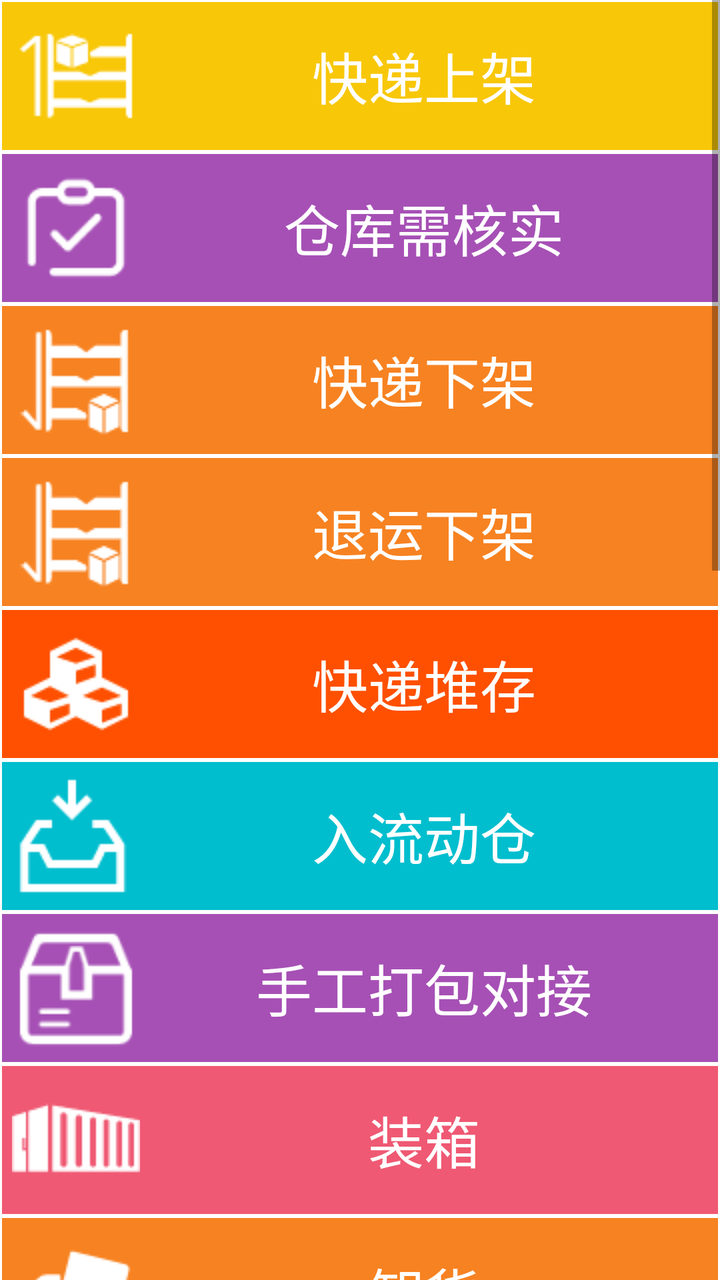
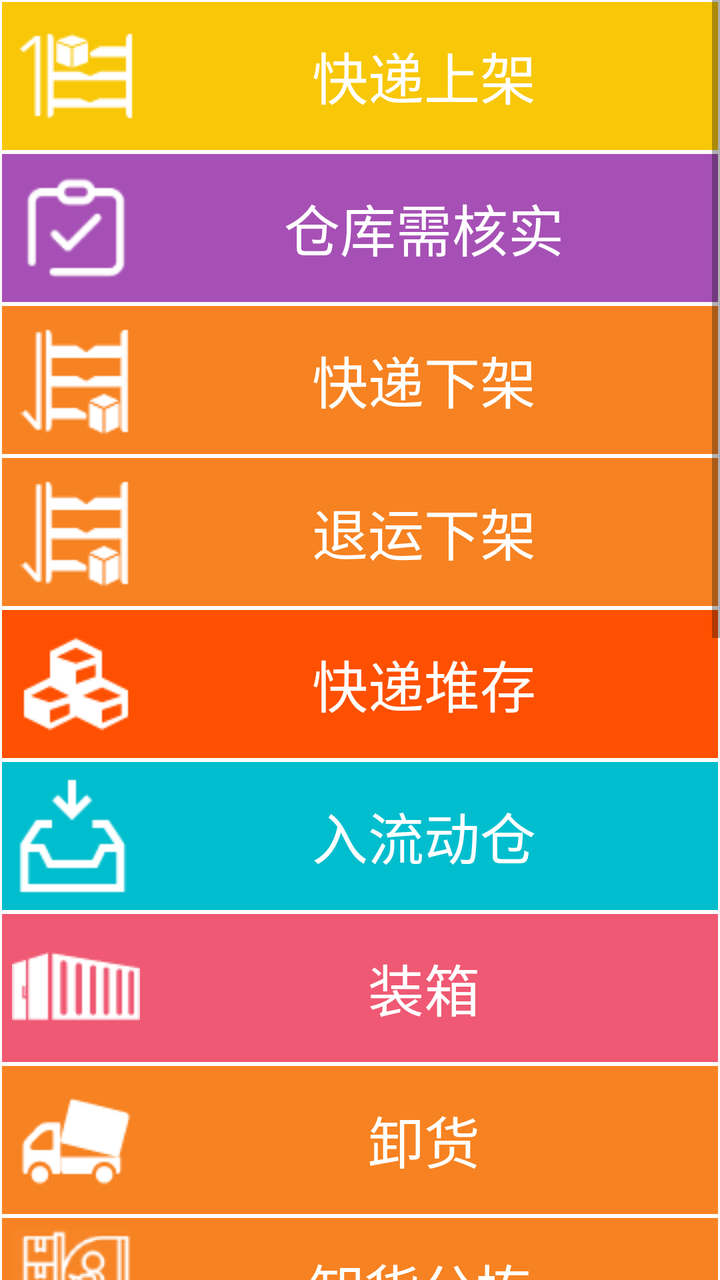

Before-and-after screenshots of an Android layout around one commit, followed by the original layout XML and the change that was made.
<!-- AndroidManifest.xml: application theme AppTheme -->
<!-- res/layout/activity_main.xml -->
<?xml version="1.0" encoding="utf-8"?>
<ScrollView xmlns:android="http://schemas.android.com/apk/res/android"
    xmlns:app="http://schemas.android.com/apk/res-auto"
    xmlns:tools="http://schemas.android.com/tools"
    android:layout_width="match_parent"
    android:layout_height="match_parent"
    tools:context=".ui.MainActivity">

    <LinearLayout
        android:layout_width="match_parent"
        android:layout_height="wrap_content"
        android:background="@android:color/white"
        android:gravity="center_horizontal"
        android:orientation="vertical">

        <Button
            android:id="@+id/btnTest"
            android:layout_width="wrap_content"
            android:layout_height="wrap_content"
            android:text="测试"
            android:visibility="gone" />

        <TextView
            android:id="@+id/tvExpressOnShelf"
            android:layout_width="fill_parent"
            android:layout_height="wrap_content"
            android:layout_margin="1dp"
            android:background="#fff8c708"
            android:drawableStart="@drawable/on_shelf"
            android:gravity="center_vertical|center_horizontal"
            android:padding="5dp"
            android:text="快递上架"
            android:textColor="#ffffffff"
            android:textSize="28.0sp"
            android:visibility="visible" />

        <TextView
            android:id="@+id/tvExpressWarehouseCheck"
            android:layout_width="fill_parent"
            android:layout_height="wrap_content"
            android:layout_margin="1dp"
            android:background="#ffa650b5"
            android:drawableStart="@drawable/express_warehouse_check"
            android:gravity="center_vertical|center_horizontal"
            android:padding="5dp"
            android:text="仓库需核实"
            android:textColor="#ffffffff"
            android:textSize="28.0sp"
            android:visibility="visible" />

        <TextView
            android:id="@+id/tvExpressOffShelf"
            android:layout_width="fill_parent"
            android:layout_height="wrap_content"
            android:layout_margin="1dp"
            android:background="#fff78221"
            android:drawableStart="@drawable/off_shelf"
            android:gravity="center_vertical|center_horizontal"
            android:padding="5dp"
            android:text="快递下架"
            android:textColor="#ffffffff"
            android:textSize="28.0sp"
            android:visibility="visible" />

        <TextView
            android:id="@+id/tvExpressReturnOffShelf"
            android:layout_width="fill_parent"
            android:layout_height="wrap_content"
            android:layout_margin="1dp"
            android:background="#fff78221"
            android:drawableStart="@drawable/off_shelf"
            android:gravity="center_vertical|center_horizontal"
            android:padding="5dp"
            android:text="退运下架"
            android:textColor="#ffffffff"
            android:textSize="28.0sp"
            android:visibility="visible" />

        <TextView
            android:id="@+id/tvExpressDump"
            android:layout_width="fill_parent"
            android:layout_height="wrap_content"
            android:layout_margin="1dp"
            android:background="#fffe5000"
            android:drawableStart="@drawable/express_dump"
            android:gravity="center_vertical|center_horizontal"
            android:padding="5dp"
            android:text="快递堆存"
            android:textColor="#ffffffff"
            android:textSize="28.0sp"
            android:visibility="visible" />

        <TextView
            android:id="@+id/tvExpressPacking"
            android:layout_width="fill_parent"
            android:layout_height="wrap_content"
            android:layout_margin="1dp"
            android:background="#ff00bece"
            android:drawableStart="@drawable/packing"
            android:gravity="center_vertical|center_horizontal"
            android:padding="5dp"
            android:text="入流动仓"
            android:textColor="#ffffffff"
            android:textSize="28.0sp"
            android:visibility="visible" />

        <TextView
            android:id="@+id/tvPackBoxLabelTlaPrint"
            android:layout_width="fill_parent"
            android:layout_height="wrap_content"
            android:layout_margin="1dp"
            android:background="#ffa650b5"
            android:drawableStart="@drawable/pack"
            android:gravity="center_vertical|center_horizontal"
            android:padding="5dp"
            android:text="手工打包对接"
            android:textColor="#ffffffff"
            android:textSize="28.0sp"
            android:visibility="visible" />

        <TextView
            android:id="@+id/tvLoad"
            android:layout_width="fill_parent"
            android:layout_height="wrap_content"
            android:layout_margin="1dp"
            android:background="#ffef5973"
            android:drawableStart="@drawable/packbox_load"
            android:gravity="center_vertical|center_horizontal"
            android:padding="5dp"
            android:text="装箱"
            android:textColor="#ffffffff"
            android:textSize="28.0sp"
            android:visibility="visible" />

        <TextView
            android:id="@+id/tvUnload"
            android:layout_width="fill_parent"
            android:layout_height="wrap_content"
            android:layout_margin="1dp"
            android:background="#fff78221"
            android:drawableStart="@drawable/packbox_unload"
            android:gravity="center_vertical|center_horizontal"
            android:padding="5dp"
            android:text="卸货"
            android:textColor="#ffffffff"
            android:textSize="28.0sp"
            android:visibility="visible" />

        <TextView
            android:id="@+id/tvUnloadSort"
            android:layout_width="fill_parent"
            android:layout_height="wrap_content"
            android:layout_margin="1dp"
            android:background="#fff78221"
            android:drawableStart="@drawable/unload"
            android:gravity="center_vertical|center_horizontal"
            android:padding="5dp"
            android:text="卸货分拣"
            android:textColor="#ffffffff"
            android:textSize="28.0sp"
            android:visibility="visible" />

        <TextView
            android:id="@+id/tvPackBoxDetail"
            android:layout_width="fill_parent"
            android:layout_height="wrap_content"
            android:layout_margin="1dp"
            android:background="#ff00bece"
            android:drawableStart="@drawable/packbox_query"
            android:gravity="center_vertical|center_horizontal"
            android:padding="5dp"
            android:text="箱号信息查询"
            android:textColor="#ffffffff"
            android:textSize="28.0sp"
            android:visibility="visible" />

        <TextView
            android:id="@+id/tvPackBoxStockPlace"
            android:layout_width="fill_parent"
            android:layout_height="wrap_content"
            android:layout_margin="1dp"
            android:background="#ff00bece"
            android:drawableStart="@drawable/packbox_storage_loc_query"
            android:gravity="center_vertical|center_horizontal"
            android:padding="5dp"
            android:text="箱号仓位查询"
            android:textColor="#ffffffff"
            android:textSize="28.0sp"
            android:visibility="visible" />

        <TextView
            android:id="@+id/tvCustomerPackBoxStockPlace"
            android:layout_width="fill_parent"
            android:layout_height="wrap_content"
            android:layout_margin="1dp"
            android:background="#ff00bece"
            android:drawableStart="@drawable/checkin"
            android:gravity="center_vertical|center_horizontal"
            android:padding="5dp"
            android:text="会员箱号仓位查询"
            android:textColor="#ffffffff"
            android:textSize="28.0sp"
            android:visibility="visible" />

        <TextView
            android:id="@+id/tvOrderPayDetail"
            android:layout_width="fill_parent"
            android:layout_height="wrap_content"
            android:layout_margin="1dp"
            android:background="#ff00bece"
            android:drawableStart="@drawable/arrears_query"
            android:gravity="center_vertical|center_horizontal"
            android:padding="5dp"
            android:text="欠费查询"
            android:textColor="#ffffffff"
            android:textSize="28.0sp"
            android:visibility="visible" />

        <TextView
            android:id="@+id/tvStockCheck"
            android:layout_width="fill_parent"
            android:layout_height="wrap_content"
            android:layout_margin="1dp"
            android:background="#ffa650b5"
            android:drawableStart="@drawable/stock_check"
            android:gravity="center_vertical|center_horizontal"
            android:padding="5dp"
            android:text="盘点"
            android:textColor="#ffffffff"
            android:textSize="28.0sp"
            android:visibility="visible" />

        <TextView
            android:id="@+id/tvStockMove"
            android:layout_width="fill_parent"
            android:layout_height="wrap_content"
            android:layout_margin="1dp"
            android:background="#ffa650b5"
            android:drawableStart="@drawable/stock_move"
            android:gravity="center_vertical|center_horizontal"
            android:padding="5dp"
            android:text="托盘移动"
            android:textColor="#ffffffff"
            android:textSize="28.0sp"
            android:visibility="visible" />

        <TextView
            android:id="@+id/tvExpressPackageQuery"
            android:layout_width="fill_parent"
            android:layout_height="wrap_content"
            android:layout_margin="1dp"
            android:background="#fff8c708"
            android:drawableStart="@drawable/express_package"
            android:gravity="center_vertical|center_horizontal"
            android:padding="5dp"
            android:text="快递单号查询"
            android:textColor="#ffffffff"
            android:textSize="28.0sp"
            android:visibility="visible" />

        <TextView
            android:id="@+id/tvOrderPhoto"
            android:layout_width="fill_parent"
            android:layout_height="wrap_content"
            android:layout_margin="1dp"
            android:background="#ffa650b5"
            android:drawableStart="@drawable/order_photo"
            android:gravity="center_vertical|center_horizontal"
            android:padding="5dp"
            android:text="订单图片"
            android:textColor="#ffffffff"
            android:textSize="28.0sp"
            android:visibility="visible" />

        <TextView
            android:id="@+id/tvPackBoxLabelPrint"
            android:layout_width="fill_parent"
            android:layout_height="wrap_content"
            android:layout_margin="1dp"
            android:background="#fff8c708"
            android:drawableStart="@drawable/label_print"
            android:gravity="center_vertical|center_horizontal"
            android:padding="5dp"
            android:text="箱号标签打印"
            android:textColor="#ffffffff"
            android:textSize="28.0sp"
            android:visibility="visible" />

        <TextView
            android:id="@+id/tvSoftUpdate"
            android:layout_width="fill_parent"
            android:layout_height="wrap_content"
            android:layout_margin="1dp"
            android:background="#ff00bece"
            android:drawableStart="@drawable/soft_update"
            android:gravity="center_vertical|center_horizontal"
            android:padding="5dp"
            android:text="APP软件更新"
            android:textColor="#ffffffff"
            android:textSize="28.0sp"
            android:visibility="gone" />

        <Button
            android:id="@+id/btnPdaScanTest"
            android:layout_width="wrap_content"
            android:layout_height="wrap_content"
            android:text="PDA扫描DEMO"
            android:visibility="gone" />

    </LinearLayout>
</ScrollView>
<!-- resources referenced by this layout -->
<resources>
  <!-- drawable arrears_query: png bitmap (drawable, 1493 bytes) -->
  <!-- drawable checkin: png bitmap (drawable, 2058 bytes) -->
  <!-- drawable express_dump: png bitmap (drawable, 1000 bytes) -->
  <!-- drawable express_package: png bitmap (drawable, 921 bytes) -->
  <!-- drawable express_warehouse_check: png bitmap (drawable, 2489 bytes) -->
  <!-- drawable label_print: png bitmap (drawable, 913 bytes) -->
  <!-- drawable off_shelf: png bitmap (drawable, 2404 bytes) -->
  <!-- drawable on_shelf: png bitmap (drawable, 961 bytes) -->
  <!-- drawable order_photo: png bitmap (drawable, 1025 bytes) -->
  <!-- drawable pack: png bitmap (drawable, 2674 bytes) -->
  <!-- drawable packbox_load: png bitmap (drawable, 741 bytes) -->
  <!-- drawable packbox_query: png bitmap (drawable, 1584 bytes) -->
  <!-- drawable packbox_storage_loc_query: png bitmap (drawable, 792 bytes) -->
  <!-- drawable packbox_unload: png bitmap (drawable, 1173 bytes) -->
  <!-- drawable packing: png bitmap (drawable, 818 bytes) -->
  <!-- drawable soft_update: png bitmap (drawable, 8150 bytes) -->
  <!-- drawable stock_check: png bitmap (drawable, 741 bytes) -->
  <!-- drawable stock_move: png bitmap (drawable, 592 bytes) -->
  <!-- drawable unload: png bitmap (drawable, 4894 bytes) -->
  <style name="AppTheme" parent="Theme.AppCompat.Light.DarkActionBar">
          
          <item name="colorPrimary">@color/colorPrimary</item>
          <item name="colorPrimaryDark">@color/colorPrimaryDark</item>
          <item name="colorAccent">@color/colorAccent</item>
      </style>
  <color name="colorPrimary">#2c9af2</color>
  <color name="colorPrimaryDark">#2c9af2</color>
  <color name="colorAccent">#2c9af2</color>
</resources>

<!-- the commit's change to res/layout/activity_main.xml (unified diff, before → after) -->
@@ -105,20 +105,6 @@
             android:visibility="visible" />
 
         <TextView
-            android:id="@+id/tvPackBoxLabelTlaPrint"
-            android:layout_width="fill_parent"
-            android:layout_height="wrap_content"
-            android:layout_margin="1dp"
-            android:background="#ffa650b5"
-            android:drawableStart="@drawable/pack"
-            android:gravity="center_vertical|center_horizontal"
-            android:padding="5dp"
-            android:text="手工打包对接"
-            android:textColor="#ffffffff"
-            android:textSize="28.0sp"
-            android:visibility="visible" />
-
-        <TextView
             android:id="@+id/tvLoad"
             android:layout_width="fill_parent"
             android:layout_height="wrap_content"
@@ -268,20 +254,6 @@
             android:gravity="center_vertical|center_horizontal"
             android:padding="5dp"
             android:text="订单图片"
-            android:textColor="#ffffffff"
-            android:textSize="28.0sp"
-            android:visibility="visible" />
-
-        <TextView
-            android:id="@+id/tvPackBoxLabelPrint"
-            android:layout_width="fill_parent"
-            android:layout_height="wrap_content"
-            android:layout_margin="1dp"
-            android:background="#fff8c708"
-            android:drawableStart="@drawable/label_print"
-            android:gravity="center_vertical|center_horizontal"
-            android:padding="5dp"
-            android:text="箱号标签打印"
             android:textColor="#ffffffff"
             android:textSize="28.0sp"
             android:visibility="visible" />
<!-- resource entries referenced after the edit -->
@@ -5,11 +5,9 @@
   <!-- drawable express_dump: png bitmap (drawable, 1000 bytes) -->
   <!-- drawable express_package: png bitmap (drawable, 921 bytes) -->
   <!-- drawable express_warehouse_check: png bitmap (drawable, 2489 bytes) -->
-  <!-- drawable label_print: png bitmap (drawable, 913 bytes) -->
   <!-- drawable off_shelf: png bitmap (drawable, 2404 bytes) -->
   <!-- drawable on_shelf: png bitmap (drawable, 961 bytes) -->
   <!-- drawable order_photo: png bitmap (drawable, 1025 bytes) -->
-  <!-- drawable pack: png bitmap (drawable, 2674 bytes) -->
   <!-- drawable packbox_load: png bitmap (drawable, 741 bytes) -->
   <!-- drawable packbox_query: png bitmap (drawable, 1584 bytes) -->
   <!-- drawable packbox_storage_loc_query: png bitmap (drawable, 792 bytes) -->
